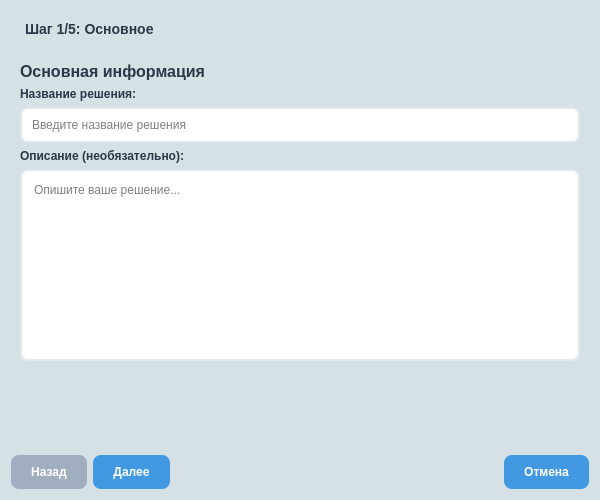
Before: the Qt Designer form ui/decision_wizard.ui in 27Kokos/testPythonIS, drawn with Qt 5.
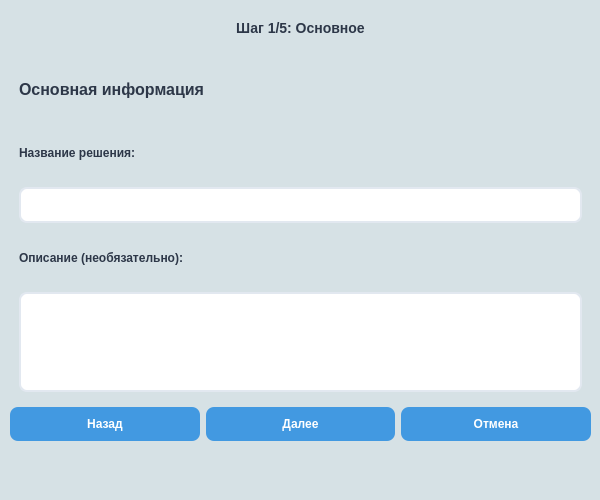
After: the same form once the commit is applied.

Diff of the .ui file:
```diff
--- a/ui/decision_wizard.ui
+++ b/ui/decision_wizard.ui
@@ -17,6 +17,7 @@
    <string notr="true">QDialog {
     background-color: rgb(214, 225, 229);
     font-family: 'Segoe UI', Arial, sans-serif;
+    color: black;
    }
    QLabel {
     color: #2d3748;
@@ -43,12 +44,24 @@
     background-color: #a0aec0;
    }</string>
   </property>
-  <layout class="QVBoxLayout" name="mainLayout">
+  <widget class="QWidget" name="verticalLayoutWidget">
+   <property name="geometry">
+    <rect>
+     <x>10</x>
+     <y>10</y>
+     <width>581</width>
+     <height>431</height>
+    </rect>
+   </property>
+   <layout class="QVBoxLayout" name="verticalLayout">
    <item>
-    <widget class="QLabel" name="progressLabel">
+     <widget class="QLabel" name="stepLabel">
      <property name="text">
       <string>Шаг 1/5: Основное</string>
      </property>
+      <property name="alignment">
+       <set>Qt::AlignCenter</set>
+      </property>
      <property name="styleSheet">
       <string notr="true">font-weight: bold; font-size: 14px; padding: 10px;</string>
      </property>
@@ -59,10 +72,18 @@
      <property name="currentIndex">
       <number>0</number>
      </property>
-     <widget class="QWidget" name="step1">
-      <layout class="QVBoxLayout" name="step1Layout">
+      <widget class="QWidget" name="page">
+       <property name="geometry">
+        <rect>
+         <x>0</x>
+         <y>0</y>
+         <width>561</width>
+         <height>351</height>
+        </rect>
+       </property>
+       <layout class="QVBoxLayout" name="verticalLayout_2">
        <item>
-        <widget class="QLabel" name="step1TitleLabel">
+         <widget class="QLabel" name="label">
          <property name="text">
           <string>Основная информация</string>
          </property>
@@ -72,48 +93,38 @@
         </widget>
        </item>
        <item>
-        <widget class="QLabel" name="step1NameLabel">
+         <widget class="QLabel" name="label_2">
          <property name="text">
           <string>Название решения:</string>
          </property>
         </widget>
        </item>
        <item>
-        <widget class="QLineEdit" name="titleEdit">
-         <property name="placeholderText">
-          <string>Введите название решения</string>
-         </property>
-        </widget>
+         <widget class="QLineEdit" name="titleEdit"/>
        </item>
        <item>
-        <widget class="QLabel" name="step1DescLabel">
+         <widget class="QLabel" name="label_3">
          <property name="text">
           <string>Описание (необязательно):</string>
          </property>
         </widget>
        </item>
        <item>
-        <widget class="QTextEdit" name="descEdit">
-         <property name="maximumHeight">
-          <number>100</number>
-         </property>
-         <property name="placeholderText">
-          <string>Опишите ваше решение...</string>
-         </property>
-        </widget>
-       </item>
-       <item>
-        <spacer name="verticalSpacer">
-         <property name="orientation">
-          <enum>Qt::Vertical</enum>
-         </property>
-         <property name="sizeHint" stdset="0">
+         <widget class="QTextEdit" name="descriptionEdit">
+          <property name="maximumSize">
           <size>
-           <width>20</width>
-           <height>40</height>
-          </size>
-         </property>
-        </spacer>
+            <width>16777215</width>
+            <height>100</height>
+           </size>
+          </property>
+          <property name="html">
+           <string>&lt;!DOCTYPE HTML PUBLIC &quot;-//W3C//DTD HTML 4.0//EN&quot; &quot;http://www.w3.org/TR/REC-html40/strict.dtd&quot;&gt;
+&lt;html&gt;&lt;head&gt;&lt;meta name=&quot;qrichtext&quot; content=&quot;1&quot; /&gt;&lt;style type=&quot;text/css&quot;&gt;
+p, li { white-space: pre-wrap; }
+&lt;/style&gt;&lt;/head&gt;&lt;body style=&quot; font-family:'MS Shell Dlg 2'; font-size:8.25pt; font-weight:400; font-style:normal;&quot;&gt;
+&lt;p style=&quot;-qt-paragraph-type:empty; margin-top:0px; margin-bottom:0px; margin-left:0px; margin-right:0px; -qt-block-indent:0; text-indent:0px;&quot;&gt;&lt;br /&gt;&lt;/p&gt;&lt;/body&gt;&lt;/html&gt;</string>
+          </property>
+         </widget>
        </item>
       </layout>
      </widget>
@@ -389,15 +400,12 @@
     </widget>
    </item>
    <item>
-    <layout class="QHBoxLayout" name="navigationLayout">
+     <layout class="QHBoxLayout" name="horizontalLayout_4">
      <item>
       <widget class="QPushButton" name="backBtn">
        <property name="text">
         <string>Назад</string>
        </property>
-       <property name="enabled">
-        <bool>false</bool>
-       </property>
       </widget>
      </item>
      <item>
@@ -407,19 +415,6 @@
        </property>
       </widget>
      </item>
-     <item>
-      <spacer name="horizontalSpacer_2">
-       <property name="orientation">
-        <enum>Qt::Horizontal</enum>
-       </property>
-       <property name="sizeHint" stdset="0">
-        <size>
-         <width>40</width>
-         <height>20</height>
-        </size>
-       </property>
-      </spacer>
-     </item>
      <item>
       <widget class="QPushButton" name="cancelBtn">
        <property name="text">
@@ -430,6 +425,9 @@
     </layout>
    </item>
   </layout>
+  </widget>
+  <resources/>
+  <connections/>
  </widget>
  <resources/>
  <connections/>
```
Left out of the diff: 171 changed lines with no effect on the pictures. Lines whose indentation alone changed are shown as unchanged.
